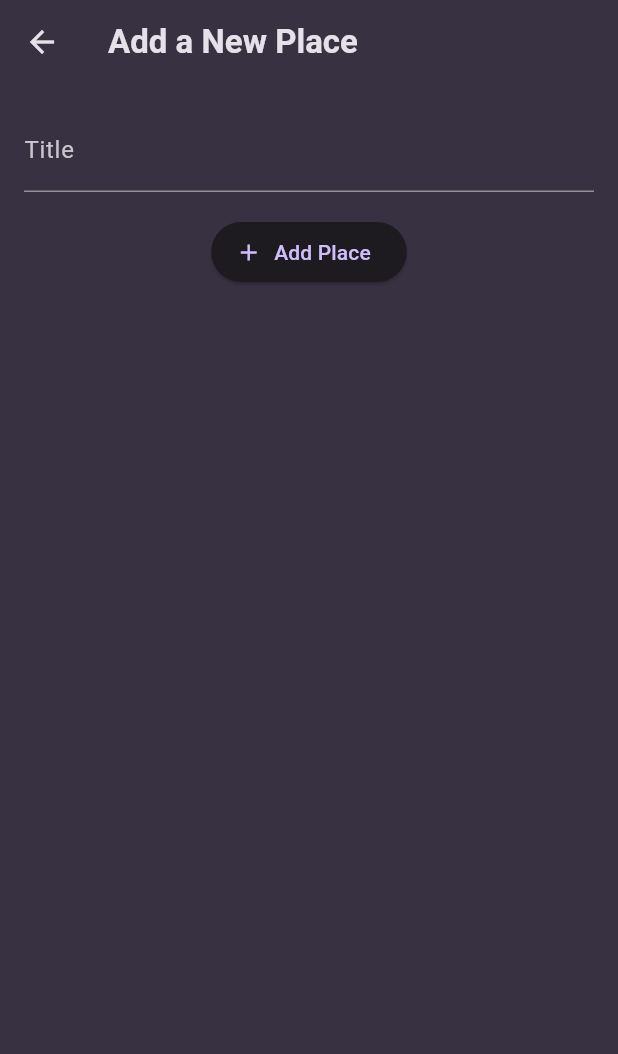
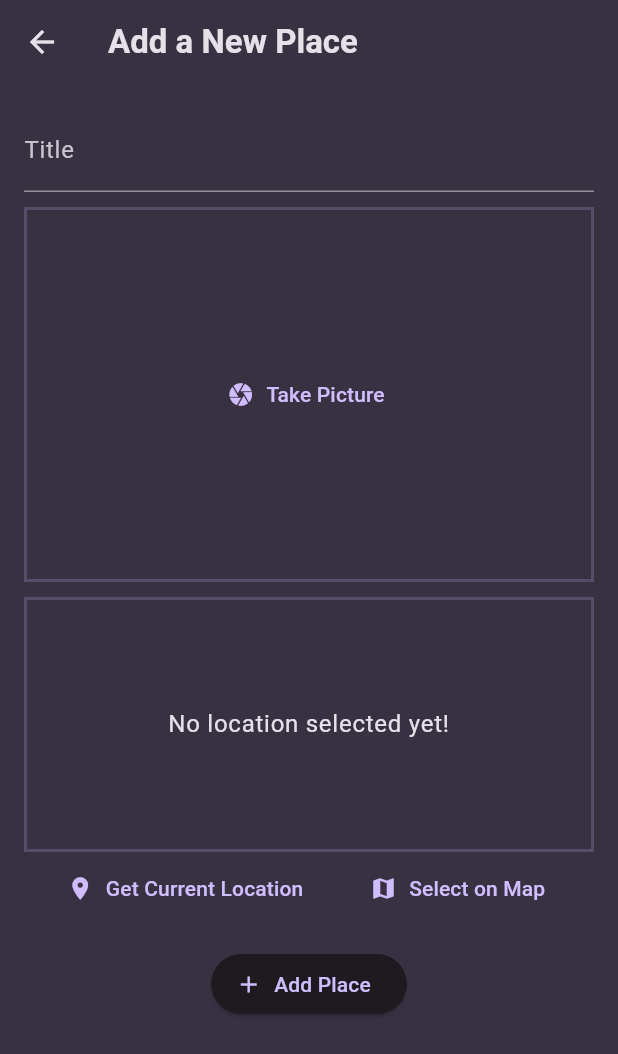
Before and after one commit to elliot-zen/flutter-course, a Flutter app: the AddPlaceScreen screen opened directly, on a phone screen of 412 x 824 dp. Shown: the top 1054 px of the screen. Run offline on Flutter 3.47's test engine with Material 3 defaults, Android fonts, the phone set to English and light mode, and no system bars; our stand-ins replace flutter_riverpod, google_fonts, image_picker, location, permission_handler and 1 more; missing offline and left inert: dart:ffi, flutter_baidu_mapapi_base, flutter_baidu_mapapi_map, flutter_bmflocation.

Commit message:
feat(places) favorites_place

```diff
--- a/favorite_places/lib/main.dart
+++ b/favorite_places/lib/main.dart
@@ -1,8 +1,14 @@
+import 'dart:developer';
+
 import 'package:favorite_places/screens/places.dart';
 import 'package:flutter/material.dart';
+import 'package:flutter_baidu_mapapi_base/flutter_baidu_mapapi_base.dart';
+import 'package:flutter_baidu_mapapi_map/flutter_baidu_mapapi_map.dart';
+import 'package:flutter_bmflocation/flutter_bmflocation.dart';
 import 'package:flutter_riverpod/flutter_riverpod.dart';
 
 import 'package:google_fonts/google_fonts.dart';
+import 'package:permission_handler/permission_handler.dart';
 
 final colorScheme = ColorScheme.fromSeed(
   brightness: Brightness.dark,
@@ -20,7 +26,21 @@ final theme = ThemeData().copyWith(
   ),
 );
 
-void main() {
+void main() async {
+  WidgetsFlutterBinding.ensureInitialized();
+
+  // 设置百度地图隐私政策
+  BMFMapSDK.setAgreePrivacy(true);
+  LocationFlutterPlugin myLocPlugin = LocationFlutterPlugin();
+  myLocPlugin.setAgreePrivacy(true);
+
+  // Only for Android, initialize the location service
+  await BMFAndroidVersion.initAndroidVersion();
+  BMFMapSDK.setCoordType(BMF_COORD_TYPE.BD09LL);
+
+  // 请求位置权限
+  await requestPermission();
+
   runApp(ProviderScope(child: const MyApp()));
 }
 
@@ -36,3 +56,44 @@ class MyApp extends StatelessWidget {
     );
   }
 }
+
+Future<void> requestPermission() async {
+  bool hasLocationPermission = await requestLocationPermission();
+  if (hasLocationPermission) {
+    log("=> Location permission granted");
+  } else {
+    log("=> Location permission not granted");
+  }
+}
+
+Future<bool> requestLocationPermission() async {
+  var status = await Permission.location.status;
+  log("=> Location permission status: $status");
+
+  if (status == PermissionStatus.granted) {
+    return true;
+  } else if (status == PermissionStatus.denied) {
+    // 首次请求权限
+    status = await Permission.location.request();
+    if (status == PermissionStatus.granted) {
+      log("=> Location permission granted after request");
+      return true;
+    } else if (status == PermissionStatus.permanentlyDenied) {
+      log("=> Location permission permanently denied, opening settings");
+      // 权限被永久拒绝，引导用户去设置页面
+      await openAppSettings();
+      return false;
+    } else {
+      log("=> Location permission denied");
+      return false;
+    }
+  } else if (status == PermissionStatus.permanentlyDenied) {
+    log("=> Location permission permanently denied, opening settings");
+    // 权限被永久拒绝，引导用户去设置页面
+    await openAppSettings();
+    return false;
+  } else {
+    log("=> Location permission status: $status");
+    return false;
+  }
+}
--- a/favorite_places/lib/models/place.dart
+++ b/favorite_places/lib/models/place.dart
@@ -1,10 +1,26 @@
+import 'dart:io';
 import 'package:uuid/uuid.dart';
 
 Uuid uuid = const Uuid();
 
+class PlaceLocation {
+  const PlaceLocation({
+    required this.latitude,
+    required this.longitude,
+    required this.address,
+  });
+
+  final double latitude;
+  final double longitude;
+  final String address;
+}
+
 class Place {
-  Place({required this.title}) : id = uuid.v4();
+  Place({required this.title, required this.image, required this.location})
+    : id = uuid.v4();
 
   final String id;
   final String title;
+  final File image;
+  final PlaceLocation location;
 }
--- a/favorite_places/lib/providers/user_places.dart
+++ b/favorite_places/lib/providers/user_places.dart
@@ -1,11 +1,13 @@
+import 'dart:io';
+
 import 'package:favorite_places/models/place.dart';
 import 'package:flutter_riverpod/flutter_riverpod.dart';
 
 class UserPlacesNotifier extends StateNotifier<List<Place>> {
   UserPlacesNotifier() : super(const []);
 
-  void addPlace(String title) {
-    final newPlace = Place(title: title);
+  void addPlace(String title, File image, PlaceLocation location) {
+    final newPlace = Place(title: title, image: image, location: location);
     state = [...state, newPlace];
   }
 }
--- a/favorite_places/lib/screens/add_place.dart
+++ b/favorite_places/lib/screens/add_place.dart
@@ -1,14 +1,36 @@
+import 'dart:io';
+
+import 'package:favorite_places/models/place.dart';
+import 'package:favorite_places/providers/user_places.dart';
+import 'package:favorite_places/widgets/image_input.dart';
+import 'package:favorite_places/widgets/location_input.dart';
 import 'package:flutter/material.dart';
+import 'package:flutter_riverpod/flutter_riverpod.dart';
 
-class AddPlaceScreen extends StatefulWidget {
+class AddPlaceScreen extends ConsumerStatefulWidget {
   const AddPlaceScreen({super.key});
 
   @override
-  State<AddPlaceScreen> createState() => _AddPlaceScreenState();
+  ConsumerState<AddPlaceScreen> createState() => _AddPlaceScreenState();
 }
 
-class _AddPlaceScreenState extends State<AddPlaceScreen> {
+class _AddPlaceScreenState extends ConsumerState<AddPlaceScreen> {
   final TextEditingController _titleController = TextEditingController();
+  File? _selectedImage;
+  PlaceLocation? _selectedLocation;
+
+  void _savePlace() {
+    final enteredTitle = _titleController.text;
+    if (enteredTitle.isEmpty ||
+        _selectedImage == null ||
+        _selectedLocation == null) {
+      return;
+    }
+    ref
+        .read(userPlacesProvider.notifier)
+        .addPlace(enteredTitle, _selectedImage!, _selectedLocation!);
+    Navigator.of(context).pop();
+  }
 
   @override
   void dispose() {
@@ -29,10 +51,22 @@ class _AddPlaceScreenState extends State<AddPlaceScreen> {
               controller: _titleController,
               style: TextStyle(color: Theme.of(context).colorScheme.onSurface),
             ),
+            const SizedBox(height: 10),
+            ImageInput(
+              onPickImage: (image) {
+                _selectedImage = image;
+              },
+            ),
+            const SizedBox(height: 10),
+            LocationInput(
+              onSelectLocation: (location) {
+                _selectedLocation = location;
+              },
+            ),
             const SizedBox(height: 16),
             ElevatedButton.icon(
               icon: const Icon(Icons.add),
-              onPressed: () {},
+              onPressed: _savePlace,
               label: const Text('Add Place'),
             ),
           ],
--- /dev/null
+++ b/favorite_places/lib/widgets/image_input.dart
@@ -0,0 +1,64 @@
+import 'dart:io';
+
+import 'package:flutter/material.dart';
+import 'package:image_picker/image_picker.dart';
+
+class ImageInput extends StatefulWidget {
+  const ImageInput({super.key, required this.onPickImage});
+
+  final void Function(File image) onPickImage;
+
+  @override
+  State<ImageInput> createState() => _ImageInputState();
+}
+
+class _ImageInputState extends State<ImageInput> {
+  File? _selectedImage;
+  void _takePicture() async {
+    final imagePicker = ImagePicker();
+    final pickedImage = await imagePicker.pickImage(
+      source: ImageSource.camera,
+      maxWidth: 600,
+    );
+    if (pickedImage == null) {
+      return;
+    }
+    setState(() {
+      _selectedImage = File(pickedImage.path);
+    });
+    widget.onPickImage(_selectedImage!);
+  }
+
+  @override
+  Widget build(BuildContext context) {
+    Widget content = TextButton.icon(
+      icon: const Icon(Icons.camera),
+      label: const Text('Take Picture'),
+      onPressed: _takePicture,
+    );
+
+    if (_selectedImage != null) {
+      content = GestureDetector(
+        onTap: _takePicture,
+        child: Image.file(
+          _selectedImage!,
+          fit: BoxFit.cover,
+          width: double.infinity,
+          height: double.infinity,
+        ),
+      );
+    }
+    return Container(
+      decoration: BoxDecoration(
+        border: Border.all(
+          color: Theme.of(context).colorScheme.primary.withValues(alpha: 0.2),
+          width: 2,
+        ),
+      ),
+      height: 250,
+      width: double.infinity,
+      alignment: Alignment.center,
+      child: content,
+    );
+  }
+}
--- /dev/null
+++ b/favorite_places/lib/widgets/location_input.dart
@@ -0,0 +1,150 @@
+import 'dart:convert';
+import 'dart:developer';
+
+import 'package:favorite_places/models/place.dart';
+import 'package:flutter/material.dart';
+import 'package:location/location.dart';
+import 'package:http/http.dart' as http;
+
+class LocationInput extends StatefulWidget {
+  const LocationInput({super.key, required this.onSelectLocation});
+
+  final void Function(PlaceLocation? location) onSelectLocation;
+  @override
+  State<LocationInput> createState() => _LocationInputState();
+}
+
+class _LocationInputState extends State<LocationInput> {
+  PlaceLocation? _pickedLocation;
+  var _isGettingLocation = false;
+
+  String get locationImage {
+    if (_pickedLocation == null) {
+      return '';
+    }
+    final lat = _pickedLocation!.latitude;
+    final lng = _pickedLocation!.longitude;
+    final url = Uri.https('api.map.baidu.com', '/staticimage/v2', {
+      'ak': '',
+      'center': '$lng,$lat',
+      'markers': '$lng,$lat',
+      'width': '600',
+      'height': '300',
+      'zoom': '16',
+    });
+    log('Location image URL: $url');
+    return url.toString();
+  }
+
+  void _getCurrentLocation() async {
+    Location location = Location();
+
+    bool serviceEnabled;
+    PermissionStatus permissionGranted;
+    LocationData locationData;
+
+    serviceEnabled = await location.serviceEnabled();
+    if (!serviceEnabled) {
+      serviceEnabled = await location.requestService();
+      if (!serviceEnabled) {
+        return;
+      }
+    }
+
+    permissionGranted = await location.hasPermission();
+    if (permissionGranted == PermissionStatus.denied) {
+      permissionGranted = await location.requestPermission();
+      if (permissionGranted != PermissionStatus.granted) {
+        return;
+      }
+    }
+    setState(() {
+      _isGettingLocation = true;
+    });
+
+    locationData = await location.getLocation();
+    final lat = locationData.latitude;
+    final lng = locationData.longitude;
+    if (lat == null || lng == null) {
+      log('Location data is null');
+      return;
+    }
+    final url = Uri.https('api.map.baidu.com', '/reverse_geocoding/v3/', {
+      'ak': '',
+      'output': 'json',
+      'coordtype': 'wgs84ll',
+      'location': '$lat,$lng',
+    });
+    log('BMap URL: $url');
+    final response = await http.get(url);
+    final resData = json.decode(response.body);
+    log('BMap response: $resData');
+    final address = resData['result']['formatted_address'];
+
+    setState(() {
+      _pickedLocation = PlaceLocation(
+        latitude: lat,
+        longitude: lng,
+        address: address,
+      );
+      _isGettingLocation = false;
+    });
+
+    widget.onSelectLocation(_pickedLocation);
+  }
+
+  @override
+  Widget build(BuildContext context) {
+    Widget previewContent = Text(
+      'No location selected yet!',
+      textAlign: TextAlign.center,
+      style: Theme.of(context).textTheme.bodyLarge!.copyWith(
+        color: Theme.of(context).colorScheme.onSurface,
+      ),
+    );
+    if (_pickedLocation != null) {
+      previewContent = Image.network(
+        locationImage,
+        fit: BoxFit.cover,
+        width: double.infinity,
+        height: double.infinity,
+      );
+    }
+    if (_isGettingLocation) {
+      previewContent = const CircularProgressIndicator();
+    }
+    return Column(
+      children: [
+        Container(
+          height: 170,
+          width: double.infinity,
+          alignment: Alignment.center,
+          decoration: BoxDecoration(
+            border: Border.all(
+              color: Theme.of(
+                context,
+              ).colorScheme.primary.withValues(alpha: 0.2),
+              width: 2,
+            ),
+          ),
+          child: previewContent,
+        ),
+        Row(
+          mainAxisAlignment: MainAxisAlignment.spaceEvenly,
+          children: [
+            TextButton.icon(
+              icon: const Icon(Icons.location_on),
+              label: const Text('Get Current Location'),
+              onPressed: _getCurrentLocation,
+            ),
+            TextButton.icon(
+              icon: const Icon(Icons.map),
+              label: const Text('Select on Map'),
+              onPressed: () {},
+            ),
+          ],
+        ),
+      ],
+    );
+  }
+}
```
Also changed, not shown: favorite_places/lib/screens/map.dart (added, +47 -0 lines), favorite_places/lib/screens/place_detail.dart (added, +89 -0 lines), favorite_places/lib/screens/places.dart (+9 -3 lines), favorite_places/lib/widgets/places_list.dart (+18 -0 lines), favorite_places/pubspec.yaml (+10 -0 lines), favorite_places/lib/screens/places_detail.dart (deleted), favorite_places/pubspec.lock, 10 other files.
